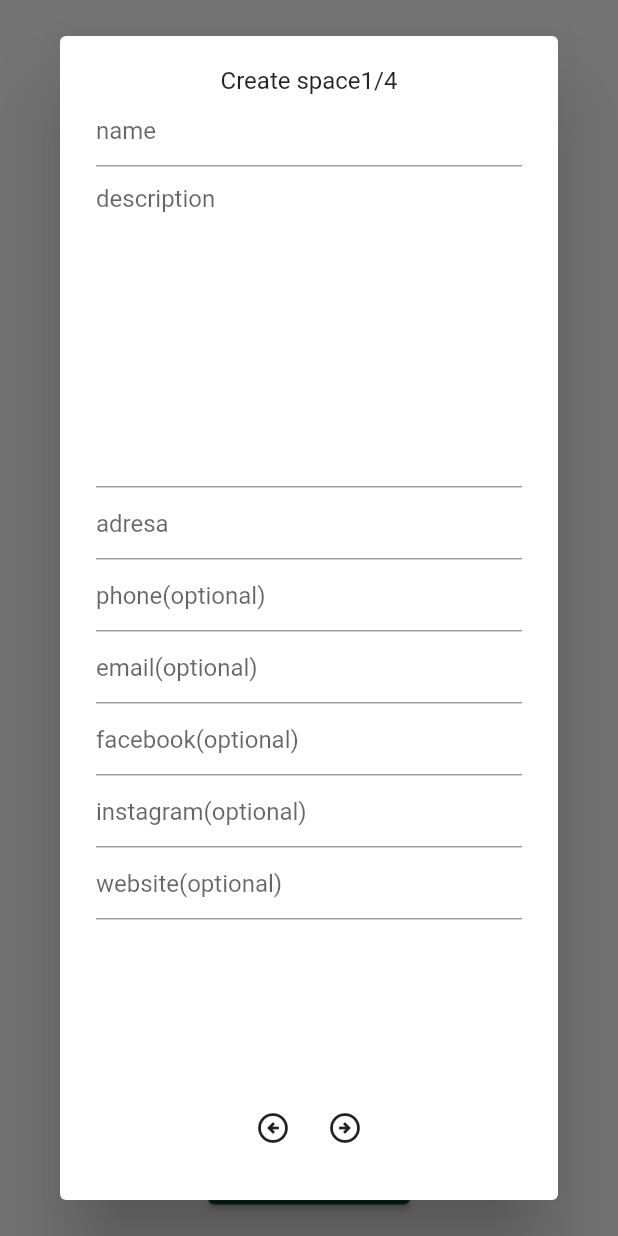
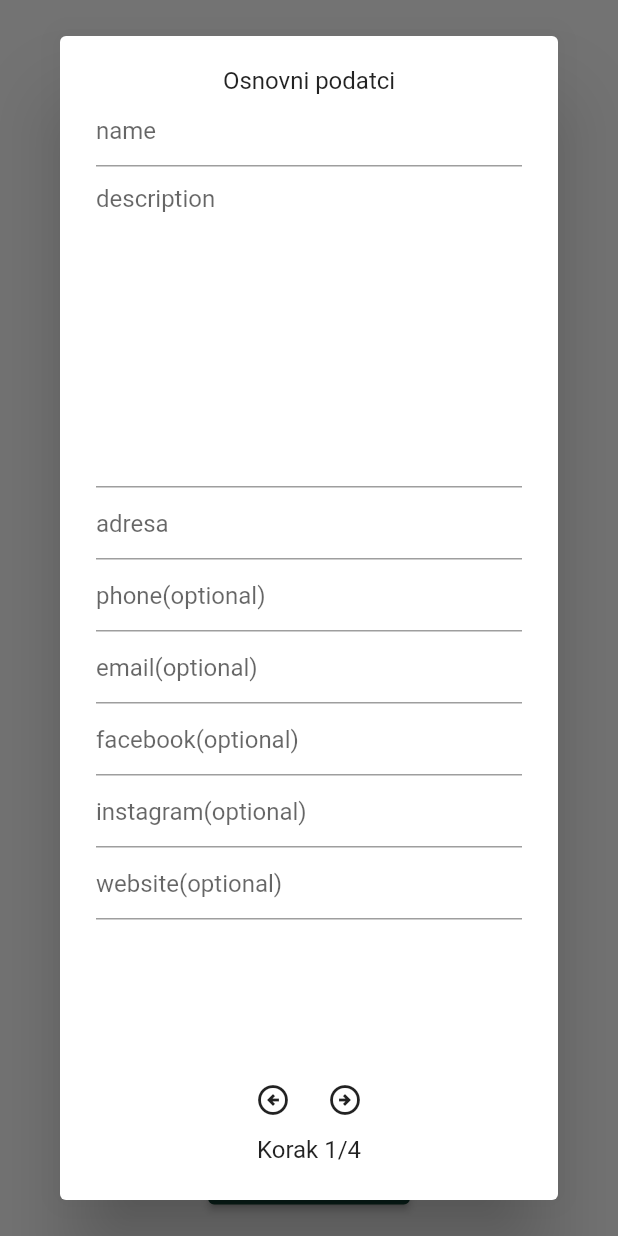
Before and after one commit to kfranic1/Hevento, a Flutter app: the PartnerPagePrimary screen opened directly, after a tap on "Stvori novi oglas", on a phone screen of 412 x 824 dp. Run offline on Flutter 3.47's test engine with Material 2 defaults, Android fonts, the phone set to English and light mode, and no system bars; our stand-ins replace cloud_firestore, firebase_auth, firebase_core, firebase_storage, flutter_layout_grid, flutter_rating_bar and 4 more; accounts and stored records are empty.

Commit message:
Update gallery, space registration form changes

```diff
--- a/lib/pages/partner/partner_page_primary.dart
+++ b/lib/pages/partner/partner_page_primary.dart
@@ -80,9 +80,9 @@ class _PartnerPagePrimaryState extends State<PartnerPagePrimary> {
                           future: Functions.getReviews(space.id),
                           builder: (context, snapshot) {
                             if (snapshot.connectionState != ConnectionState.done) return loader;
-                            List<Review>? review = snapshot.data as List<Review>?;
-                            return review == null
-                                ? const Center(child:  Text("Ovaj oglas nema niti jedanu recenziju"))
+                            List<Review> review = snapshot.data as List<Review>;
+                            return review.isEmpty
+                                ? const Center(child: Text("Ovaj oglas nema niti jedanu recenziju"))
                                 : Row(
                                     mainAxisAlignment: MainAxisAlignment.start,
                                     children: review
--- a/lib/pages/space/space_page_primary.dart
+++ b/lib/pages/space/space_page_primary.dart
@@ -11,7 +11,7 @@ class SpacePagePrimary extends StatelessWidget {
   @override
   Widget build(BuildContext context) {
     return FutureBuilder(
-        future: Functions.loadImages(space.id),
+        future: Functions.loadImagesUrls(space.id),
         builder: (context, snapshot) {
           if (snapshot.connectionState != ConnectionState.done) return loader;
           List<String> ids = snapshot.data as List<String>;
@@ -54,9 +54,7 @@ class SpacePagePrimary extends StatelessWidget {
                       itemCount: ids.length,
                     ),
                   ),
-                  const SizedBox(
-                    height: 20
-                  ),
+                  const SizedBox(height: 20),
                   /*const Divider(
                     color: darkGreen,
                     thickness: 3,
--- a/lib/widgets/space_list_item.dart
+++ b/lib/widgets/space_list_item.dart
@@ -77,6 +77,7 @@ class SpaceListItem extends StatelessWidget {
                       const SizedBox(height: 15),
                       Expanded(
                         flex: 3,
+                        child: SingleChildScrollView(
                           child: SizedBox(
                             width: 300,
                             child: Text(
@@ -84,6 +85,7 @@ class SpaceListItem extends StatelessWidget {
                               style: const TextStyle(fontSize: 14),
                               overflow: TextOverflow.ellipsis,
                               maxLines: 6,
+                            ),
                           ),
                         ),
                       ),
--- a/lib/widgets/space_register/gallery_form.dart
+++ b/lib/widgets/space_register/gallery_form.dart
@@ -4,27 +4,46 @@ import 'package:flutter/material.dart';
 import 'package:hevento/model/person.dart';
 import 'package:hevento/model/space.dart';
 import 'package:hevento/services/constants.dart';
+import 'package:hevento/widgets/custom_network_image.dart';
 import 'package:hevento/widgets/space_list_item.dart';
 import 'package:image_picker/image_picker.dart';
 import 'package:provider/provider.dart';
 
 class GalleryForm extends StatefulWidget {
-  const GalleryForm({Key? key, required this.space, required this.formKey}) : super(key: key);
+  const GalleryForm({Key? key, required this.space, required this.formKey, required this.images}) : super(key: key);
 
   final Space space;
   final GlobalKey<FormState> formKey;
+  final List<CustomNetworkImage> images;
 
   @override
   State<GalleryForm> createState() => _GalleryFormState();
 }
 
 class _GalleryFormState extends State<GalleryForm> {
-  List<XFile> files = [];
-  List<Widget> gallery = [];
+  List<XFile> newImages = [];
   String? error;
   @override
   Widget build(BuildContext context) {
-    gallery = files
+    return SingleChildScrollView(
+      controller: ScrollController(),
+      child: Column(
+        children: [
+          ElevatedButton(
+              child: const Text('Dodaj nove slike'),
+              onPressed: () async {
+                List<XFile>? newFiles = await ImagePicker().pickMultiImage(maxHeight: 1080, maxWidth: 1920);
+                if (newFiles != null) {
+                  setState(() {
+                    newImages.addAll(newFiles);
+                  });
+                }
+              }),
+          SizedBox(
+            height: 300,
+            child: ListView(
+              scrollDirection: Axis.horizontal,
+              children: newImages
                   .map((e) => FutureBuilder(
                         future: e.readAsBytes(),
                         builder: (context, snapshot) => snapshot.connectionState != ConnectionState.done
@@ -35,7 +54,9 @@ class _GalleryFormState extends State<GalleryForm> {
                                   children: [
                                     Image.memory(snapshot.data as Uint8List),
                                     IconButton(
-                            onPressed: () => setState(() => files.remove(e)),
+                                      onPressed: () => setState(() {
+                                        newImages.remove(e);
+                                      }),
                                       icon: const Icon(
                                         Icons.close,
                                         color: Colors.white,
@@ -45,28 +66,43 @@ class _GalleryFormState extends State<GalleryForm> {
                                 ),
                               ),
                       ))
-        .toList();
-    return Center(
-      child: Column(
-        children: [
-          ElevatedButton(
-              child: const Text('Dodaj slike'),
-              onPressed: () async {
-                List<XFile>? newFiles = await ImagePicker().pickMultiImage(maxHeight: 1080, maxWidth: 1920);
-                if (newFiles != null) {
-                  setState(() {
-                    files.addAll(newFiles);
-                  });
-                }
-              }),
+                  .toList(),
+            ),
+          ),
+          if (widget.images.isNotEmpty) const Text("Ukloni stare slike."),
+          if (widget.images.isNotEmpty)
             SizedBox(
               height: 300,
               child: ListView(
                 scrollDirection: Axis.horizontal,
-              children: gallery,
+                children: widget.images
+                    .map((e) => Padding(
+                          padding: const EdgeInsets.all(8.0),
+                          child: Stack(
+                            children: [
+                              e,
+                              IconButton(
+                                onPressed: () => setState(() {
+                                  widget.space.removeImage(e.imageName!);
+                                  widget.images.remove(e);
+                                }),
+                                icon: const Icon(
+                                  Icons.close,
+                                  color: Colors.white,
+                                ),
+                              )
+                            ],
+                          ),
+                        ))
+                    .toList(),
               ),
             ),
-          const Expanded(child: SizedBox()),
+          if (widget.images.isNotEmpty)
+            const Text(
+              "Napomena: brisanje slika je automatsko",
+              style: TextStyle(color: Colors.red, fontSize: 12),
+            ),
+          const SizedBox(height: 20),
           ElevatedButton(
             child: Text(widget.space.id == "" ? "Stvori prostor" : "Uredi prostor"),
             onPressed: () async {
@@ -75,14 +111,15 @@ class _GalleryFormState extends State<GalleryForm> {
                   setState(() => error = "Nedostaju neki podatci ili su krivo formatirani.");
                 } else {
                   if (widget.space.id == "") {
-                    await Space.createSpace(context.read<Person?>()!, widget.space, images: files);
+                    await Space.createSpace(context.read<Person?>()!, widget.space,
+                        images: newImages, profileImage: newImages.isEmpty ? null : newImages.first.name);
                     List<Space> spaces = context.read<List<Space>>();
                     if (!spaces.any((element) => element.id == widget.space.id)) spaces.add(widget.space);
                     List<SpaceListItem> spaceItems = context.read<List<SpaceListItem>>();
                     if (!spaceItems.any((element) => element.space.id == widget.space.id)) spaceItems.add(SpaceListItem(space: widget.space));
                     ScaffoldMessenger.of(context).showSnackBar(const SnackBar(content: Text("Prostor uspješno stvoren.")));
                   } else {
-                    await widget.space.updateSpace();
+                    await widget.space.updateSpace(images: newImages);
                     ScaffoldMessenger.of(context).showSnackBar(const SnackBar(content: Text("Promjene uspješno spremljene.")));
                   }
                   Navigator.of(context).pop(true);
--- a/lib/widgets/space_register/space_form.dart
+++ b/lib/widgets/space_register/space_form.dart
@@ -1,6 +1,9 @@
 import 'package:flutter/material.dart';
 import 'package:hevento/model/person.dart';
 import 'package:hevento/model/space.dart';
+import 'package:hevento/services/constants.dart';
+import 'package:hevento/services/static_functions.dart';
+import 'package:hevento/widgets/custom_network_image.dart';
 import 'package:hevento/widgets/space_register/gallery_form.dart';
 import 'package:hevento/widgets/space_register/space_register_one.dart';
 import 'package:hevento/widgets/space_register/space_register_three.dart';
@@ -30,7 +33,16 @@ class _SpaceFormState extends State<SpaceForm> {
       SpaceRegisterOne(space: space),
       SpaceRegisterTwo(space: space),
       SpaceRegisterThree(space: space),
-      GalleryForm(space: space, formKey: _formKey),
+      FutureBuilder(
+          future: Functions.loadImagesUrls(space.id, returnName: true),
+          builder: (context, snapshot) {
+            if (snapshot.connectionState != ConnectionState.done) return loader;
+            return GalleryForm(
+              space: space,
+              formKey: _formKey,
+              images: (snapshot.data as List<String>).map((e) => CustomNetworkImage(spaceId: space.id, imageName: e)).toList(),
+            );
+          }),
     ];
     super.initState();
   }
@@ -48,7 +60,6 @@ class _SpaceFormState extends State<SpaceForm> {
         width: 500,
         child: Column(
           children: [
-            Text("Create space${step + 1}/${steps.length}"),
             Expanded(
               child: IndexedStack(
                 index: step,
@@ -72,6 +83,7 @@ class _SpaceFormState extends State<SpaceForm> {
                 ),
               ],
             ),
+            Text("Korak ${step + 1}/${steps.length}"),
             //const SizedBox(height: 10),
           ],
         ),
--- a/lib/widgets/space_register/space_register_one.dart
+++ b/lib/widgets/space_register/space_register_one.dart
@@ -12,6 +12,7 @@ class SpaceRegisterOne extends StatelessWidget {
       child: Column(
         mainAxisAlignment: MainAxisAlignment.center,
         children: [
+          const Text("Osnovni podatci"),
           TextFormField(
             initialValue: space.id == "" ? null : space.name,
             controller: space.id == "" ? TextEditingController() : null,
--- a/lib/widgets/space_register/space_register_three.dart
+++ b/lib/widgets/space_register/space_register_three.dart
@@ -12,13 +12,13 @@ class SpaceRegisterThree extends StatelessWidget {
       child: Column(
         mainAxisAlignment: MainAxisAlignment.center,
         children: [
+          const Text("Cijene prostora"),
           TextFormField(
             initialValue: space.id == "" ? null : space.price[DateTime.monday]?.toString(),
             controller: space.id == "" ? TextEditingController() : null,
             decoration: const InputDecoration(hintText: "Monday price"),
             onChanged: (value) => space.price[DateTime.monday] = int.tryParse(value),
             validator: (value) {
-              if (space.price.values.every((element) => element == null)) return "Please define at least one price";
               if (value == null || value.isEmpty || int.tryParse(value) != null) return null;
               return "Pogrešan format";
             },
@@ -70,6 +70,7 @@ class SpaceRegisterThree extends StatelessWidget {
             onChanged: (value) => space.price[DateTime.saturday] = int.tryParse(value),
             validator: (value) {
               if (value == null || value.isEmpty || int.tryParse(value) != null) return null;
+              if (space.price.values.every((element) => element == null)) return "Please define at least one price";
               return "Pogrešan format";
             },
           ),
@@ -83,6 +84,8 @@ class SpaceRegisterThree extends StatelessWidget {
               return "Pogrešan format";
             },
           ),
+          const SizedBox(height: 20),
+          const Text("Dodatni podatci"),
           TextFormField(
             initialValue: space.id == "" ? null : space.numberOfPeople.toString(),
             controller: space.id == "" ? TextEditingController() : null,
```
Also changed, not shown: lib/model/space.dart (+19 -14 lines), lib/services/static_functions.dart (+7 -8 lines), lib/widgets/custom_network_image.dart (added, +25 -0 lines). Lines whose indentation alone changed are shown as unchanged.
